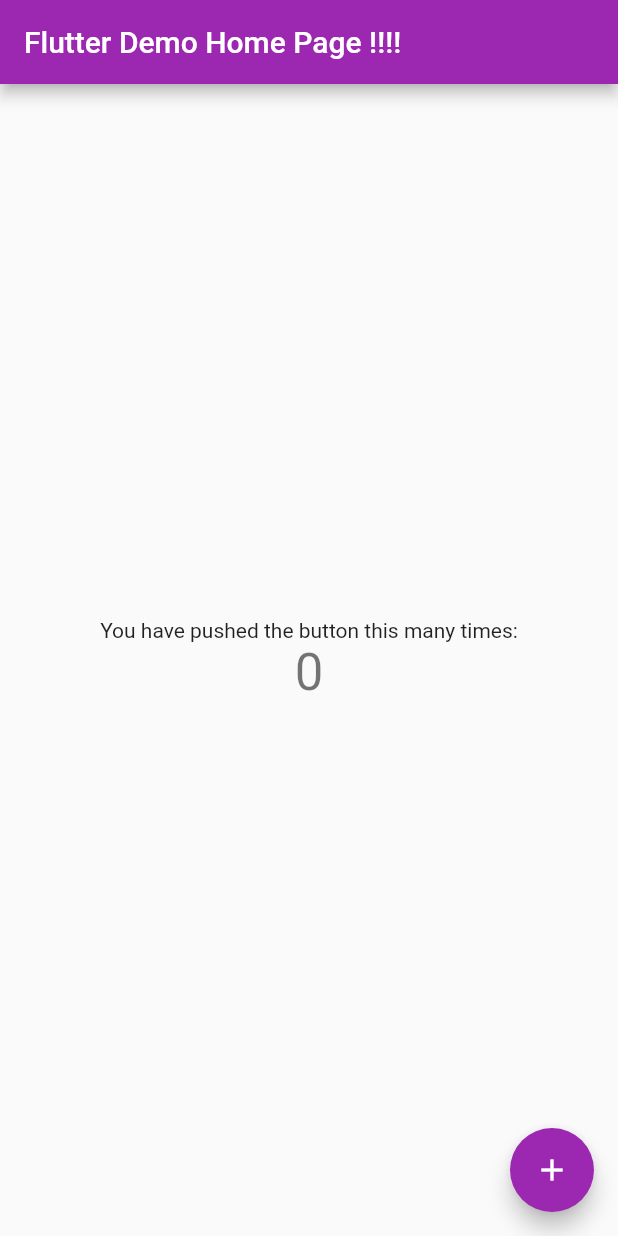
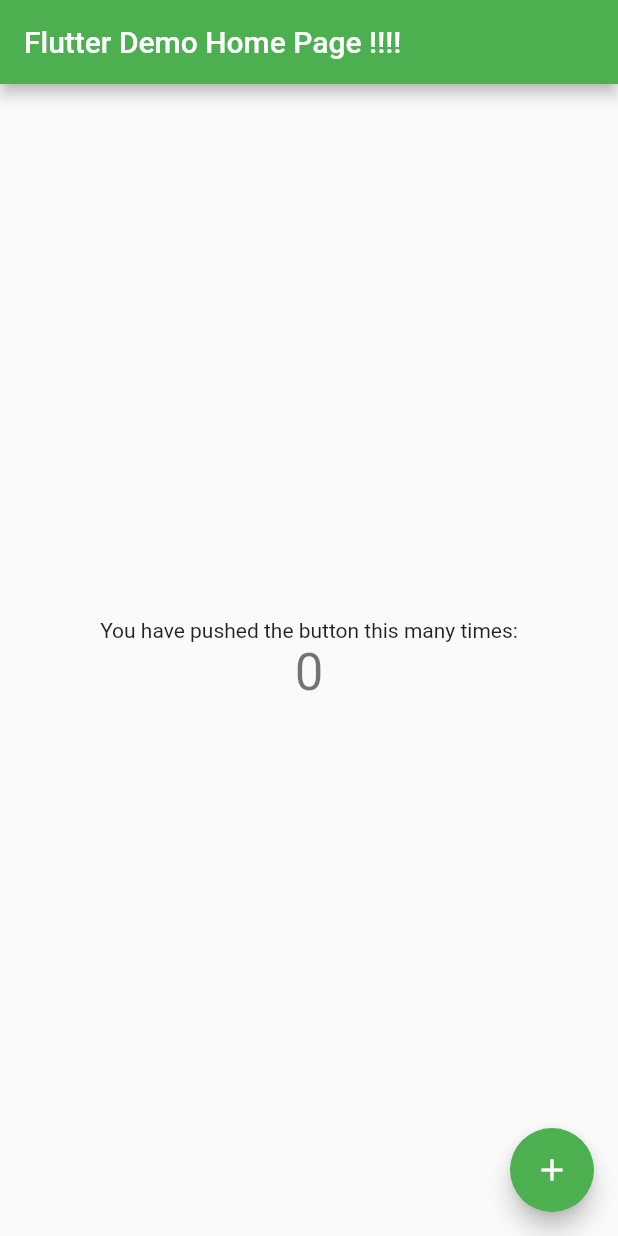
Before and after one commit to jdemorcy/motus, a Flutter app: the screen it shows after launch, on a phone screen of 412 x 824 dp. Run offline on Flutter 3.47's test engine with Material 2 defaults, Android fonts, the phone set to English and light mode, and no system bars.

Commit message:
Changed app color to green

```diff
--- a/lib/main.dart
+++ b/lib/main.dart
@@ -22,7 +22,7 @@ class MyApp extends StatelessWidget {
         // or simply save your changes to "hot reload" in a Flutter IDE).
         // Notice that the counter didn't reset back to zero; the application
         // is not restarted.
-        primarySwatch: Colors.purple,
+        primarySwatch: Colors.green,
       ),
       home: const MyHomePage(title: 'Flutter Demo Home Page !!!!'),
     );
```
